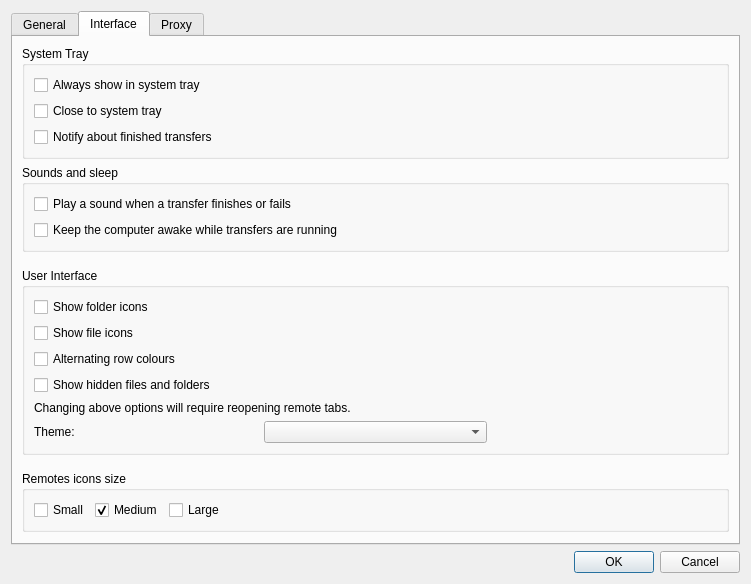
This is src/preferences_dialog.ui in Jackpison/RcloneExplorer as Qt 5 draws it before an edit. The edited form follows.
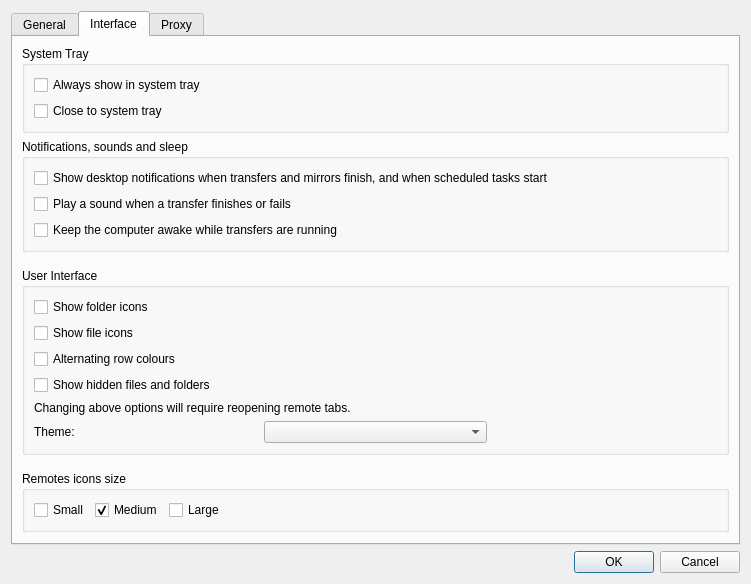
This is the edited form. The open tabs and pages were chosen to show the change.

Commit message:
5.4.4: search, folder sizes, speed limit, desktop notifications
Search a remote by name (subfolders included) and show a match in
its folder. Folder sizes in the Details view, worked out in the
background. One speed limit for every transfer in Preferences.
Desktop notifications over D-Bus on Linux, without the tray icon.

one notification per pair, the speed limit only reached the card.
Escape paths in HTML messages; remove dead code (lsd parser,
unused members, commented-out code).

Claude-Session: https://claude.ai/code/session_01HCoMPdrHLsSJNeapAVya7F

What changed in the file:
```diff
--- a/src/preferences_dialog.ui
+++ b/src/preferences_dialog.ui
@@ -360,22 +360,22 @@
             </property>
            </widget>
           </item>
-          <item row="2" column="0">
-           <widget class="QCheckBox" name="notifyFinishedTransfers">
-            <property name="text">
-             <string>Notify about finished transfers</string>
-            </property>
-           </widget>
-          </item>
          </layout>
         </widget>
        </item>
        <item>
         <widget class="QGroupBox" name="groupBoxSoundPower">
          <property name="title">
-          <string>Sounds and sleep</string>
+          <string>Notifications, sounds and sleep</string>
          </property>
          <layout class="QVBoxLayout" name="verticalLayoutSoundPower">
+          <item>
+           <widget class="QCheckBox" name="notifyFinishedTransfers">
+            <property name="text">
+             <string>Show desktop notifications when transfers and mirrors finish, and when scheduled tasks start</string>
+            </property>
+           </widget>
+          </item>
           <item>
            <widget class="QCheckBox" name="playSounds">
             <property name="text">
```
The commit also changes 30 other files.
